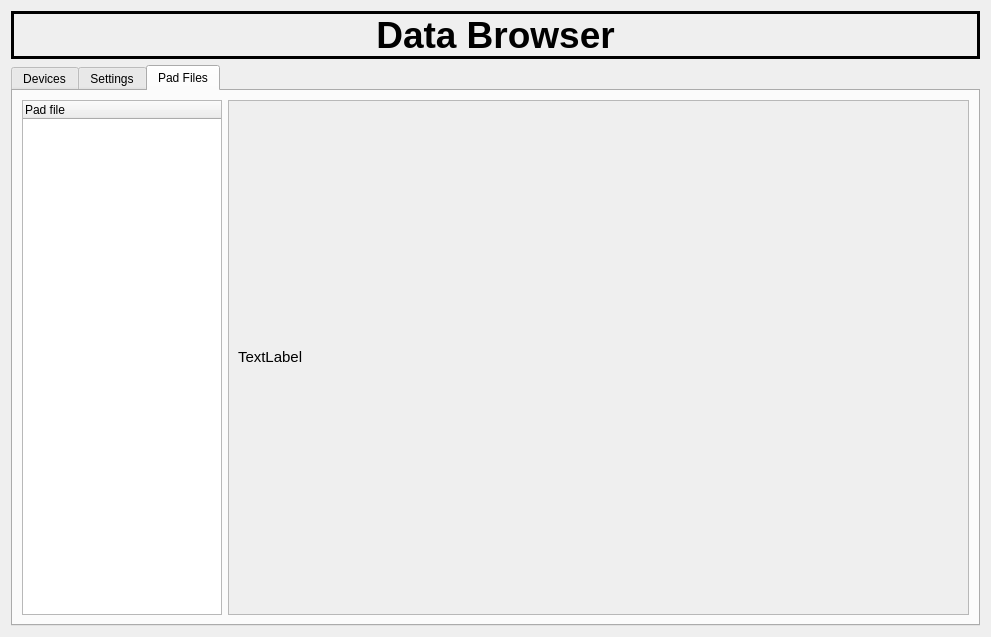
Before: the Qt Designer form UniDAQ/QT_Designer_UI/Data_explorer.ui in Chilldose/COMET, drawn with Qt 5.
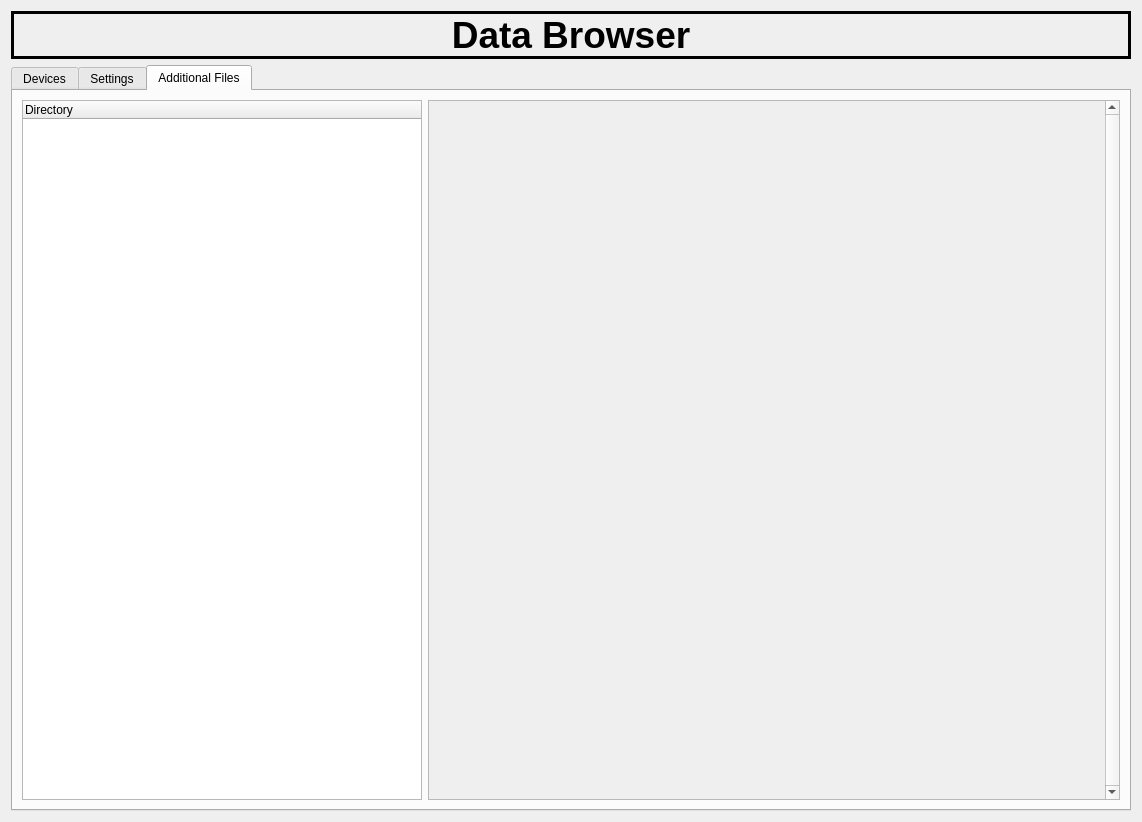
After: the same form once the commit is applied. The open tabs and pages were chosen to show the change.

Commit message: docs and data browser update

```diff
--- a/UniDAQ/QT_Designer_UI/Data_explorer.ui
+++ b/UniDAQ/QT_Designer_UI/Data_explorer.ui
@@ -6,8 +6,8 @@
    <rect>
     <x>0</x>
     <y>0</y>
-    <width>991</width>
-    <height>637</height>
+    <width>1142</width>
+    <height>822</height>
    </rect>
   </property>
   <property name="windowTitle">
@@ -456,14 +456,14 @@
      </widget>
      <widget class="QWidget" name="pad_files_tab">
       <attribute name="title">
-       <string>Pad Files</string>
+       <string>Additional Files</string>
       </attribute>
       <layout class="QGridLayout" name="gridLayout_8">
        <item row="0" column="1">
         <widget class="QTreeWidget" name="Padfile_selector_3">
          <property name="maximumSize">
           <size>
-           <width>200</width>
+           <width>400</width>
            <height>16777215</height>
           </size>
          </property>
@@ -475,13 +475,16 @@
          </property>
          <column>
           <property name="text">
-           <string>Pad file</string>
+           <string>Directory</string>
           </property>
          </column>
         </widget>
        </item>
        <item row="0" column="2">
         <widget class="QScrollArea" name="scrollArea">
+         <property name="verticalScrollBarPolicy">
+          <enum>Qt::ScrollBarAlwaysOn</enum>
+         </property>
          <property name="widgetResizable">
           <bool>true</bool>
          </property>
@@ -490,11 +493,26 @@
            <rect>
             <x>0</x>
             <y>0</y>
-            <width>732</width>
-            <height>492</height>
+            <width>662</width>
+            <height>677</height>
            </rect>
           </property>
           <layout class="QGridLayout" name="gridLayout_9">
+           <property name="leftMargin">
+            <number>0</number>
+           </property>
+           <property name="topMargin">
+            <number>0</number>
+           </property>
+           <property name="rightMargin">
+            <number>0</number>
+           </property>
+           <property name="bottomMargin">
+            <number>0</number>
+           </property>
+           <property name="spacing">
+            <number>0</number>
+           </property>
            <item row="0" column="0">
             <widget class="QLabel" name="pad_text">
              <property name="font">
@@ -506,7 +524,10 @@
               <bool>true</bool>
              </property>
              <property name="text">
-              <string>TextLabel</string>
+              <string/>
+             </property>
+             <property name="textFormat">
+              <enum>Qt::AutoText</enum>
              </property>
              <property name="wordWrap">
               <bool>false</bool>
```
Left out of the diff: 4 changed lines with no effect on the pictures. The commit also changes 25 other files.
